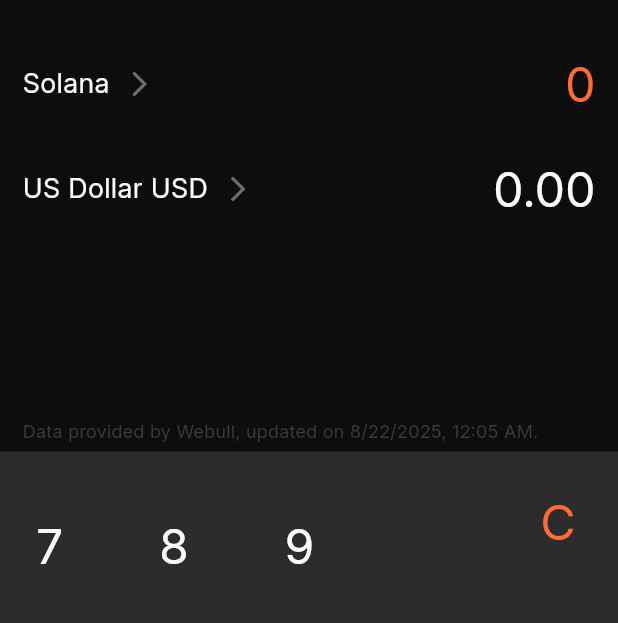
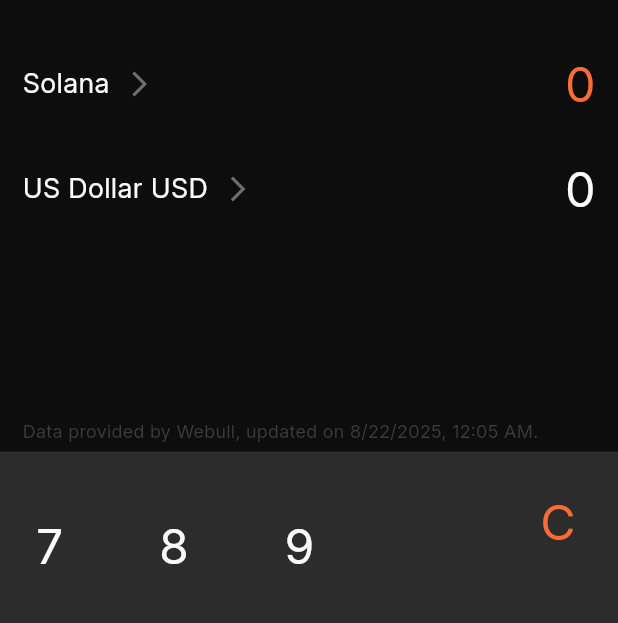
Before and after one commit to obialohenry/factor, a Flutter app: the screen it shows after launch, on a phone screen of 412 x 824 dp, the part 65-688 px from its top. Run offline on Flutter 3.47's test engine with Material 3 defaults, Android fonts, the phone set to English and light mode, and no system bars; our stand-ins replace bot_toast, flutter_svg.

Commit message:
style:format amount digits in whole number toast notification view

```diff
--- a/lib/cofig/factor_colors.dart
+++ b/lib/cofig/factor_colors.dart
@@ -16,7 +16,8 @@
   static const kEmeraldTeal = Color(0xff2AB3A6);
   static const kSunsetOrange = Color(0xffFF6B35);
   static const kTransparent = Colors.transparent;
-  static const kJetBlack = Color(0xff242424);
+  static const kSlateGray = Color(0xff404040);
+  static const kWhite = Colors.white;
 }
 
 class FactorColorsLight {
--- a/lib/utils/util_functions.dart
+++ b/lib/utils/util_functions.dart
@@ -4,6 +4,6 @@
     /// Formats a numeric amount into a string with comma separators
    /// and two decimal places.
    static String formatAmount(double amount) {
-        return NumberFormat('#,##0.00').format(amount);
+    return NumberFormat('#,##0').format(amount);
       }
 }
```
Also changed, not shown: lib/utils/app_toast.dart (+4 -3 lines).
